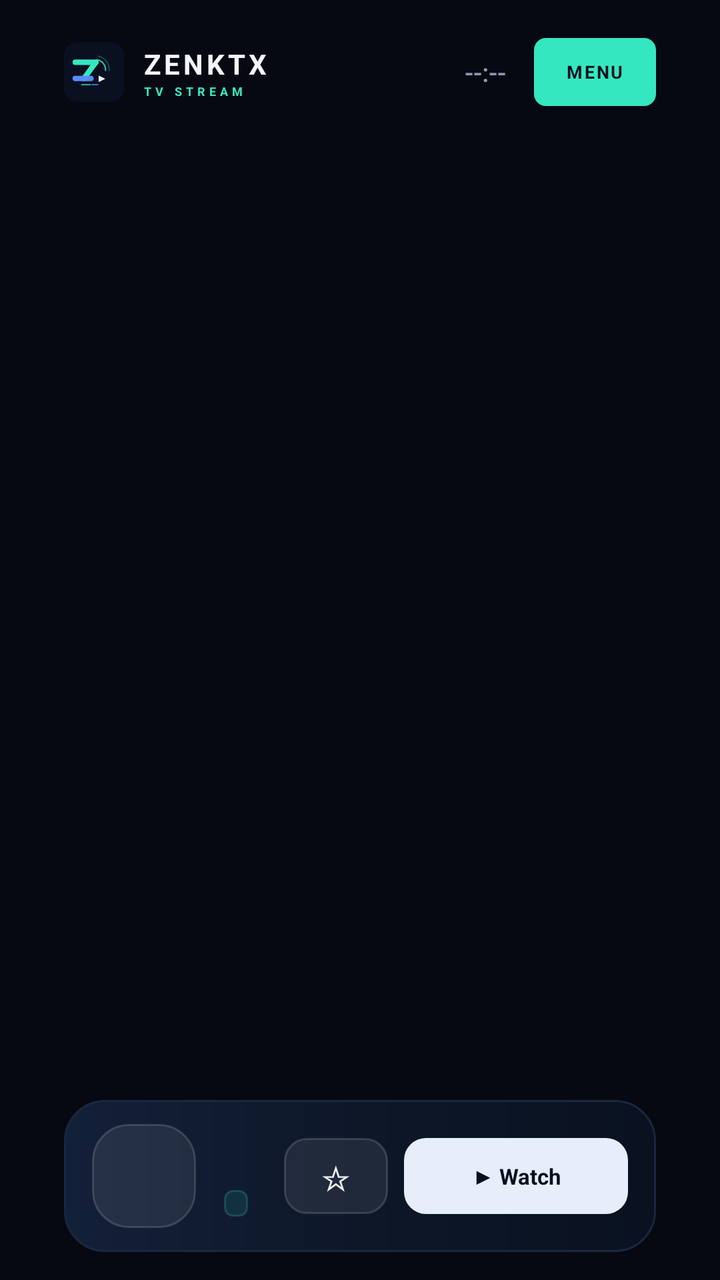
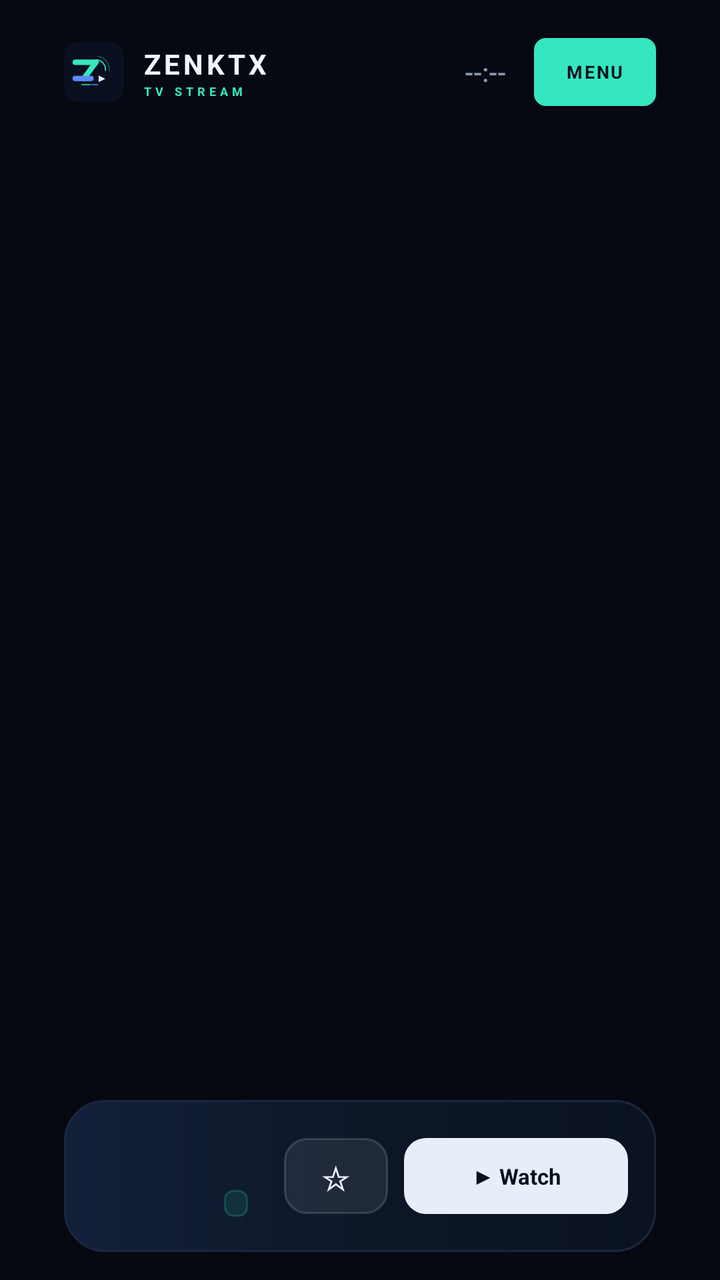

Compare the two renders of this Android layout. The source of the first and the diff that turns it into the second are given below.
<!-- AndroidManifest.xml: application theme Theme.Zenktx -->
<!-- res/layout/activity_main.xml -->
<?xml version="1.0" encoding="utf-8"?>
<FrameLayout xmlns:android="http://schemas.android.com/apk/res/android"
    android:layout_width="match_parent"
    android:layout_height="match_parent"
    android:background="@color/bg">

    <LinearLayout
        android:layout_width="match_parent"
        android:layout_height="match_parent"
        android:clipChildren="false"
        android:orientation="vertical"
        android:paddingStart="32dp"
        android:paddingTop="16dp"
        android:paddingEnd="32dp"
        android:paddingBottom="14dp">

        
        <LinearLayout
            android:layout_width="match_parent"
            android:layout_height="40dp"
            android:clipChildren="false"
            android:clipToPadding="false"
            android:gravity="center_vertical"
            android:orientation="horizontal">

            <ImageView
                android:layout_width="30dp"
                android:layout_height="30dp"
                android:contentDescription="@string/app_name"
                android:src="@drawable/ic_mark" />

            <LinearLayout
                android:layout_width="wrap_content"
                android:layout_height="wrap_content"
                android:layout_marginStart="9dp"
                android:orientation="vertical">

                <TextView
                    android:layout_width="wrap_content"
                    android:layout_height="wrap_content"
                    android:letterSpacing="0.12"
                    android:text="@string/brand_name"
                    android:textColor="@color/text"
                    android:textSize="14sp"
                    android:textStyle="bold" />

                <TextView
                    android:layout_width="wrap_content"
                    android:layout_height="wrap_content"
                    android:letterSpacing="0.34"
                    android:text="@string/brand_sub"
                    android:textColor="@color/mint"
                    android:textSize="6sp"
                    android:textStyle="bold" />
            </LinearLayout>

            <Space
                android:layout_width="0dp"
                android:layout_height="1dp"
                android:layout_weight="1" />

            <TextView
                android:id="@+id/channelCount"
                android:layout_width="wrap_content"
                android:layout_height="wrap_content"
                android:layout_marginEnd="14dp"
                android:letterSpacing="0.1"
                android:textColor="@color/muted"
                android:textSize="8sp"
                android:textStyle="bold" />

            <TextView
                android:id="@+id/clock"
                android:layout_width="wrap_content"
                android:layout_height="wrap_content"
                android:layout_marginEnd="14dp"
                android:fontFamily="sans-serif-medium"
                android:text="--:--"
                android:textColor="@color/muted"
                android:textSize="13sp" />

            <TextView
                android:id="@+id/menuButton"
                android:layout_width="wrap_content"
                android:layout_height="34dp"
                android:background="@drawable/bg_pill"
                android:focusable="true"
                android:gravity="center"
                android:letterSpacing="0.1"
                android:paddingStart="16dp"
                android:paddingEnd="16dp"
                android:text="@string/menu"
                android:textColor="@color/pill_text"
                android:textSize="9sp"
                android:textStyle="bold" />
        </LinearLayout>

        
        <androidx.recyclerview.widget.RecyclerView
            android:id="@+id/chips"
            android:layout_width="match_parent"
            android:layout_height="wrap_content"
            android:layout_marginTop="6dp"
            android:clipChildren="false"
            android:clipToPadding="false"
            android:paddingTop="8dp"
            android:paddingBottom="4dp"
            android:scrollbars="none" />

        <TextView
            android:id="@+id/status"
            android:layout_width="match_parent"
            android:layout_height="wrap_content"
            android:layout_marginBottom="4dp"
            android:ellipsize="end"
            android:maxLines="1"
            android:textColor="@color/muted"
            android:textSize="8sp"
            android:visibility="gone" />

        
        <androidx.recyclerview.widget.RecyclerView
            android:id="@+id/grid"
            android:layout_width="match_parent"
            android:layout_height="0dp"
            android:layout_weight="1"
            android:clipChildren="true"
            android:clipToPadding="true"
            android:paddingStart="5dp"
            android:paddingTop="4dp"
            android:paddingEnd="5dp"
            android:paddingBottom="9dp"
            android:scrollbars="none" />

        
        <LinearLayout
            android:layout_width="match_parent"
            android:layout_height="76dp"
            android:layout_marginTop="8dp"
            android:background="@drawable/bg_hero"
            android:gravity="center_vertical"
            android:orientation="horizontal"
            android:paddingStart="14dp"
            android:paddingEnd="14dp">

            <ImageView
                android:id="@+id/detailLogo"
                android:layout_width="52dp"
                android:layout_height="52dp"
                android:background="@drawable/bg_hero_logo"
                android:contentDescription="@string/app_name"
                android:padding="6dp" />

            <LinearLayout
                android:layout_width="0dp"
                android:layout_height="wrap_content"
                android:layout_marginStart="14dp"
                android:layout_weight="1"
                android:orientation="vertical">

                <TextView
                    android:id="@+id/detailName"
                    android:layout_width="match_parent"
                    android:layout_height="wrap_content"
                    android:ellipsize="end"
                    android:maxLines="1"
                    android:textColor="@color/text"
                    android:textSize="17sp"
                    android:textStyle="bold" />

                <LinearLayout
                    android:layout_width="match_parent"
                    android:layout_height="wrap_content"
                    android:layout_marginTop="5dp"
                    android:gravity="center_vertical"
                    android:orientation="horizontal">

                    <TextView
                        android:id="@+id/detailTag"
                        android:layout_width="wrap_content"
                        android:layout_height="wrap_content"
                        android:background="@drawable/bg_tag"
                        android:letterSpacing="0.12"
                        android:paddingStart="6dp"
                        android:paddingTop="2dp"
                        android:paddingEnd="6dp"
                        android:paddingBottom="2dp"
                        android:ellipsize="end"
                        android:maxLines="1"
                        android:singleLine="true"
                        android:textColor="#8FE7D6"
                        android:textSize="6.5sp"
                        android:textStyle="bold" />

                    <TextView
                        android:id="@+id/detailMeta"
                        android:layout_width="0dp"
                        android:layout_height="wrap_content"
                        android:layout_marginStart="9dp"
                        android:layout_weight="1"
                        android:ellipsize="end"
                        android:maxLines="1"
                        android:textColor="@color/muted"
                        android:textSize="9sp" />
                </LinearLayout>
            </LinearLayout>

            <TextView
                android:id="@+id/detailFav"
                android:layout_width="wrap_content"
                android:layout_height="38dp"
                android:layout_marginStart="8dp"
                android:background="@drawable/bg_btn_ghost"
                android:focusable="true"
                android:gravity="center"
                android:minWidth="52dp"
                android:paddingStart="12dp"
                android:paddingEnd="12dp"
                android:text="☆"
                android:textColor="@color/text"
                android:textSize="17sp" />

            <TextView
                android:id="@+id/detailWatch"
                android:layout_width="wrap_content"
                android:layout_height="38dp"
                android:layout_marginStart="8dp"
                android:background="@drawable/bg_btn_primary"
                android:focusable="true"
                android:gravity="center"
                android:minWidth="112dp"
                android:paddingStart="18dp"
                android:paddingEnd="18dp"
                android:text="@string/watch_short"
                android:textColor="@color/btn_primary_text"
                android:textSize="11sp"
                android:textStyle="bold" />
        </LinearLayout>
    </LinearLayout>
</FrameLayout>
<!-- resources referenced by this layout -->
<resources>
  <color name="bg">#060911</color>
  <color name="btn_primary_text">#08101F</color>
  <color name="mint">#35E7C0</color>
  <color name="muted">#8B98B4</color>
  <color name="pill_text">#08101F</color>
  <color name="text">#F2F5FF</color>
  <!-- drawable bg_btn_ghost (drawable) -->
  <?xml version="1.0" encoding="utf-8"?>
  <selector xmlns:android="http://schemas.android.com/apk/res/android">
  
      <item android:state_focused="true">
          <shape android:shape="rectangle">
              <corners android:radius="11dp" />
              <solid android:color="#26FFFFFF" />
              <stroke
                  android:width="2dp"
                  android:color="#8CFFFFFF" />
          </shape>
      </item>
  
      <item>
          <shape android:shape="rectangle">
              <corners android:radius="11dp" />
              <solid android:color="#14FFFFFF" />
              <stroke
                  android:width="1dp"
                  android:color="#26FFFFFF" />
          </shape>
      </item>
  </selector>
  <!-- drawable bg_btn_primary (drawable) -->
  <?xml version="1.0" encoding="utf-8"?>
  <selector xmlns:android="http://schemas.android.com/apk/res/android">
  
      <item android:state_focused="true">
          <shape android:shape="rectangle">
              <corners android:radius="11dp" />
              <solid android:color="#FFFFFF" />
              <stroke
                  android:width="2dp"
                  android:color="@color/mint" />
          </shape>
      </item>
  
      <item>
          <shape android:shape="rectangle">
              <corners android:radius="11dp" />
              <solid android:color="#E8EEF9" />
          </shape>
      </item>
  </selector>
  <!-- drawable bg_hero (drawable) -->
  <?xml version="1.0" encoding="utf-8"?>
  <shape xmlns:android="http://schemas.android.com/apk/res/android"
      android:shape="rectangle">
      <corners android:radius="20dp" />
      <gradient
          android:angle="0"
          android:centerColor="#0D1728"
          android:endColor="#0A1220"
          android:startColor="#132039" />
      <stroke
          android:width="1dp"
          android:color="#1A2740" />
  </shape>
  <!-- drawable bg_hero_logo (drawable) -->
  <?xml version="1.0" encoding="utf-8"?>
  <shape xmlns:android="http://schemas.android.com/apk/res/android"
      android:shape="rectangle">
      <corners android:radius="18dp" />
      <solid android:color="#14FFFFFF" />
      <stroke
          android:width="1dp"
          android:color="#26FFFFFF" />
  </shape>
  <!-- drawable bg_pill (drawable) -->
  <?xml version="1.0" encoding="utf-8"?>
  <shape xmlns:android="http://schemas.android.com/apk/res/android"
      android:shape="rectangle">
      <corners android:radius="6dp" />
      <solid android:color="@color/mint" />
  </shape>
  <!-- drawable bg_tag (drawable) -->
  <?xml version="1.0" encoding="utf-8"?>
  <shape xmlns:android="http://schemas.android.com/apk/res/android"
      android:shape="rectangle">
      <corners android:radius="4dp" />
      <solid android:color="#1A35E7C0" />
      <stroke
          android:width="1dp"
          android:color="#3335E7C0" />
  </shape>
  <string name="app_name">ZENKTX TV Stream</string>
  <string name="brand_name">ZENKTX</string>
  <string name="brand_sub">TV STREAM</string>
  <string name="menu">MENU</string>
  <string name="watch_short">▶  Watch</string>
  <style name="Theme.Zenktx" parent="@android:style/Theme.Material.NoActionBar">
          <item name="android:windowBackground">@color/bg</item>
          <item name="android:colorBackground">@color/bg</item>
          <item name="android:statusBarColor">@android:color/transparent</item>
          <item name="android:navigationBarColor">@android:color/transparent</item>
          <item name="android:windowActionBar">false</item>
      </style>
  <!-- unchanged entries left out for length: 1 -->
</resources>

<!-- the commit's change to res/layout/activity_main.xml (unified diff, before → after) -->
@@ -143,13 +143,28 @@
             android:paddingStart="14dp"
             android:paddingEnd="14dp">
 
-            <ImageView
-                android:id="@+id/detailLogo"
+            <FrameLayout
                 android:layout_width="52dp"
-                android:layout_height="52dp"
-                android:background="@drawable/bg_hero_logo"
-                android:contentDescription="@string/app_name"
-                android:padding="6dp" />
+                android:layout_height="52dp">
+
+                <TextView
+                    android:id="@+id/detailMonogram"
+                    android:layout_width="match_parent"
+                    android:layout_height="match_parent"
+                    android:gravity="center"
+                    android:maxLines="1"
+                    android:textColor="#F2F6FF"
+                    android:textSize="16sp"
+                    android:textStyle="bold" />
+
+                <ImageView
+                    android:id="@+id/detailLogo"
+                    android:layout_width="match_parent"
+                    android:layout_height="match_parent"
+                    android:contentDescription="@string/app_name"
+                    android:padding="6dp"
+                    android:visibility="gone" />
+            </FrameLayout>
 
             <LinearLayout
                 android:layout_width="0dp"
<!-- resource entries referenced after the edit -->
@@ -65,16 +65,6 @@
           android:width="1dp"
           android:color="#1A2740" />
   </shape>
-  <!-- drawable bg_hero_logo (drawable) -->
-  <?xml version="1.0" encoding="utf-8"?>
-  <shape xmlns:android="http://schemas.android.com/apk/res/android"
-      android:shape="rectangle">
-      <corners android:radius="18dp" />
-      <solid android:color="#14FFFFFF" />
-      <stroke
-          android:width="1dp"
-          android:color="#26FFFFFF" />
-  </shape>
   <!-- drawable bg_pill (drawable) -->
   <?xml version="1.0" encoding="utf-8"?>
   <shape xmlns:android="http://schemas.android.com/apk/res/android"
